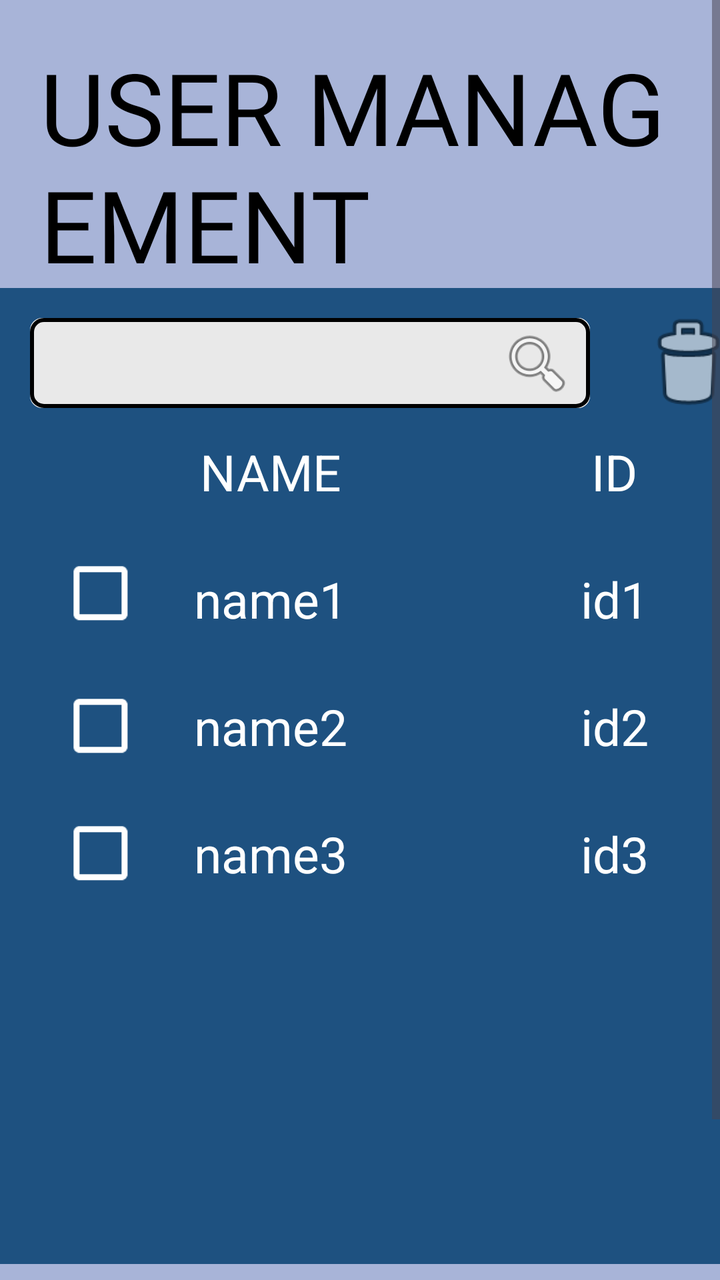
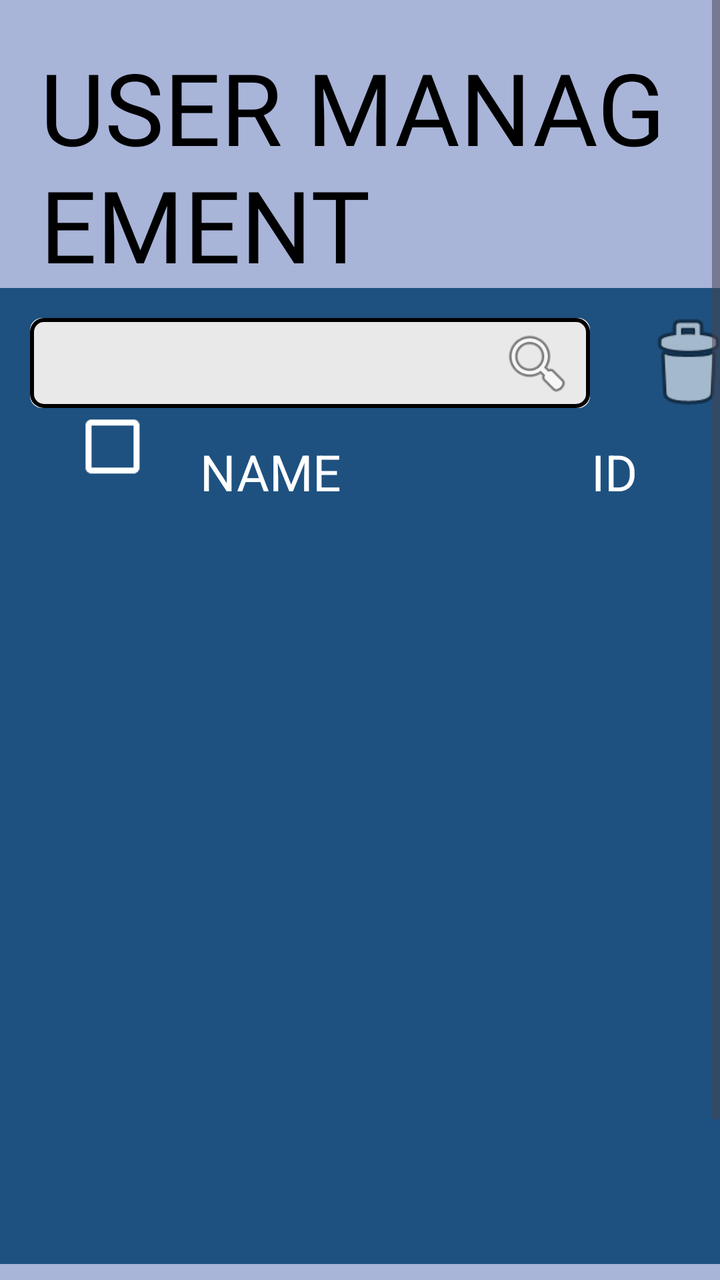

Screens rendered from an Android XML layout before and after an edit, with the pre-edit source and the edit as a unified diff.
<!-- AndroidManifest.xml: application theme Theme.FinalsApplication -->
<!-- res/layout/user_management.xml -->
<?xml version="1.0" encoding="utf-8"?>
<RelativeLayout xmlns:android="http://schemas.android.com/apk/res/android"
    android:layout_width="match_parent"
    android:layout_height="match_parent"
    xmlns:tools="http://schemas.android.com/tools"
    xmlns:app="http://schemas.android.com/apk/res-auto"
    android:background="#1e5180">

    <ScrollView
        android:layout_width="409dp"
        android:layout_height="729dp"
        tools:layout_editor_absoluteX="1dp"
        tools:layout_editor_absoluteY="1dp">

        <LinearLayout
            android:layout_width="match_parent"
            android:layout_height="wrap_content"
            android:orientation="vertical">

            <LinearLayout
                android:layout_width="match_parent"
                android:layout_height="144dp"
                android:background="#a8b4d8"
                android:orientation="vertical">

                <TextView
                    android:id="@+id/mainLabel1"
                    android:layout_width="wrap_content"
                    android:layout_height="wrap_content"
                    android:layout_marginStart="20dp"
                    android:layout_marginTop="20dp"
                    android:fontFamily="@font/roboto_black"
                    android:text="USER MANAGEMENT"
                    android:textColor="@color/black"
                    android:textSize="50sp" />

            </LinearLayout>

            <androidx.constraintlayout.widget.ConstraintLayout
                android:layout_width="match_parent"
                android:layout_height="488dp">

                <EditText
                    android:id="@+id/searchBar"
                    android:layout_width="280dp"
                    android:layout_height="45dp"
                    android:layout_marginStart="15dp"
                    android:layout_marginTop="15dp"
                    android:background="@drawable/square_button_colored_border"
                    android:ems="10"
                    android:inputType="number"
                    android:paddingBottom="20dp"
                    app:layout_constraintStart_toStartOf="parent"
                    app:layout_constraintTop_toTopOf="parent" />

                <TextView
                    android:id="@+id/idLabel"
                    android:layout_width="wrap_content"
                    android:layout_height="wrap_content"
                    android:layout_marginStart="125dp"
                    android:text="ID"
                    android:textColor="@color/white"
                    android:textSize="25sp"
                    app:layout_constraintStart_toEndOf="@+id/nameLabel"
                    app:layout_constraintTop_toTopOf="@+id/nameLabel" />

                <TextView
                    android:id="@+id/nameLabel"
                    android:layout_width="wrap_content"
                    android:layout_height="wrap_content"
                    android:layout_marginStart="100dp"
                    android:layout_marginTop="15dp"
                    android:text="NAME"
                    android:textColor="@color/white"
                    android:textSize="25sp"
                    app:layout_constraintStart_toStartOf="parent"
                    app:layout_constraintTop_toBottomOf="@+id/searchBar" />

                <TextView
                    android:id="@+id/name1"
                    android:layout_width="wrap_content"
                    android:layout_height="wrap_content"
                    android:layout_marginTop="30dp"
                    android:text="name1"
                    android:textColor="@color/white"
                    android:textSize="25sp"
                    app:layout_constraintEnd_toEndOf="@+id/nameLabel"
                    app:layout_constraintStart_toStartOf="@+id/nameLabel"
                    app:layout_constraintTop_toBottomOf="@+id/nameLabel" />

                <TextView
                    android:id="@+id/id1"
                    android:layout_width="wrap_content"
                    android:layout_height="wrap_content"
                    android:text="id1"
                    android:textColor="@color/white"
                    android:textSize="25sp"
                    app:layout_constraintEnd_toEndOf="@+id/idLabel"
                    app:layout_constraintStart_toStartOf="@+id/idLabel"
                    app:layout_constraintTop_toTopOf="@+id/name1" />

                <TextView
                    android:id="@+id/name2"
                    android:layout_width="wrap_content"
                    android:layout_height="wrap_content"
                    android:layout_marginTop="30dp"
                    android:text="name2"
                    android:textColor="@color/white"
                    android:textSize="25sp"
                    app:layout_constraintEnd_toEndOf="@+id/name1"
                    app:layout_constraintHorizontal_bias="1.0"
                    app:layout_constraintStart_toStartOf="@+id/name1"
                    app:layout_constraintTop_toBottomOf="@+id/name1" />

                <TextView
                    android:id="@+id/id2"
                    android:layout_width="wrap_content"
                    android:layout_height="wrap_content"
                    android:text="id2"
                    android:textColor="@color/white"
                    android:textSize="25sp"
                    app:layout_constraintEnd_toEndOf="@+id/id1"
                    app:layout_constraintStart_toStartOf="@+id/id1"
                    app:layout_constraintTop_toTopOf="@+id/name2" />

                <TextView
                    android:id="@+id/name3"
                    android:layout_width="wrap_content"
                    android:layout_height="wrap_content"
                    android:layout_marginTop="30dp"
                    android:text="name3"
                    android:textColor="@color/white"
                    android:textSize="25sp"
                    app:layout_constraintEnd_toEndOf="@+id/name2"
                    app:layout_constraintStart_toStartOf="@+id/name2"
                    app:layout_constraintTop_toBottomOf="@+id/name2" />

                <TextView
                    android:id="@+id/id3"
                    android:layout_width="wrap_content"
                    android:layout_height="wrap_content"
                    android:text="id3"
                    android:textColor="@color/white"
                    android:textSize="25sp"
                    app:layout_constraintEnd_toEndOf="@+id/id2"
                    app:layout_constraintStart_toStartOf="@+id/id2"
                    app:layout_constraintTop_toTopOf="@+id/name3" />

                <ImageButton
                    android:id="@+id/deleteButton"
                    android:layout_width="58dp"
                    android:layout_height="55dp"
                    android:layout_marginStart="20dp"
                    android:layout_marginTop="-5dp"
                    android:background="?android:attr/selectableItemBackground"
                    android:scaleType="fitCenter"
                    app:layout_constraintStart_toEndOf="@+id/searchBar"
                    app:layout_constraintTop_toTopOf="@+id/searchBar"
                    app:srcCompat="@android:drawable/ic_menu_delete" />

                <CheckBox
                    android:id="@+id/checkBox1"
                    android:layout_width="41dp"
                    android:layout_height="39dp"
                    android:layout_marginStart="30dp"
                    android:buttonTint="@color/white"
                    android:checked="false"
                    android:scaleX="1.5"
                    android:scaleY="1.5"
                    app:layout_constraintBottom_toBottomOf="@+id/name1"
                    app:layout_constraintStart_toStartOf="parent"
                    app:layout_constraintTop_toTopOf="@+id/name1"
                    app:layout_constraintVertical_bias="1.0" />

                <CheckBox
                    android:id="@+id/checkBox5"
                    android:layout_width="41dp"
                    android:layout_height="39dp"
                    android:layout_marginStart="30dp"
                    android:buttonTint="@color/white"
                    android:checked="false"
                    android:scaleX="1.5"
                    android:scaleY="1.5"
                    app:layout_constraintBottom_toBottomOf="@+id/name2"
                    app:layout_constraintStart_toStartOf="parent"
                    app:layout_constraintTop_toTopOf="@+id/name2" />

                <CheckBox
                    android:id="@+id/checkBox6"
                    android:layout_width="41dp"
                    android:layout_height="39dp"
                    android:layout_marginStart="30dp"
                    android:buttonTint="@color/white"
                    android:checked="false"
                    android:scaleX="1.5"
                    android:scaleY="1.5"
                    app:layout_constraintBottom_toBottomOf="@+id/name3"
                    app:layout_constraintStart_toStartOf="parent"
                    app:layout_constraintTop_toTopOf="@+id/name3" />

                <ImageButton
                    android:id="@+id/seachButton"
                    android:layout_width="43dp"
                    android:layout_height="38dp"
                    android:layout_marginEnd="5dp"
                    android:background="?android:attr/selectableItemBackground"
                    android:scaleType="fitCenter"
                    app:layout_constraintBottom_toBottomOf="@+id/searchBar"
                    app:layout_constraintEnd_toEndOf="@+id/searchBar"
                    app:layout_constraintTop_toTopOf="@+id/searchBar"
                    app:srcCompat="@android:drawable/ic_menu_search" />

            </androidx.constraintlayout.widget.ConstraintLayout>

            <LinearLayout
                android:layout_width="match_parent"
                android:layout_height="100dip"
                android:layout_alignParentBottom="true"
                android:background="#a8b4d8">

                <ImageButton
                    android:id="@+id/backButton"
                    android:layout_width="76dp"
                    android:layout_height="wrap_content"
                    android:layout_marginStart="20dp"
                    android:layout_marginTop="20dp"
                    android:layout_marginBottom="20dp"
                    android:background="?android:attr/selectableItemBackground"
                    android:scaleType="fitCenter"
                    android:src="@drawable/arrowleft" />

                <ImageButton
                    android:id="@+id/addButton"
                    android:layout_width="72dp"
                    android:layout_height="73dp"
                    android:layout_marginStart="200dp"
                    android:layout_marginTop="16dp"
                    android:background="?android:attr/selectableItemBackground"
                    android:scaleType="fitCenter"
                    app:srcCompat="@drawable/add_button" />


            </LinearLayout>

        </LinearLayout>
    </ScrollView>
</RelativeLayout>
<!-- resources referenced by this layout -->
<resources>
  <color name="black">#000000</color>
  <color name="white">#FFFFFFFF</color>
  <!-- drawable add_button: png bitmap (drawable, 4660 bytes) -->
  <!-- drawable arrowleft: png bitmap (drawable, 16559 bytes) -->
  <!-- drawable square_button_colored_border (drawable) -->
  <?xml version="1.0" encoding="utf-8"?>
  <layer-list xmlns:android="http://schemas.android.com/apk/res/android">
  
      <item>
          <shape>
              <corners android:radius="6dp" />
              <solid android:color="#e9e9e9" />
          </shape>
      </item>
  
      <item
          android:left="34dp">
  
          <shape>
              <solid android:color="#e9e9e9" />
              <corners android:radius="6dp"
                  android:topRightRadius="6dp"
                  android:topLeftRadius="5dp"
                  android:bottomRightRadius="6dp"
                  android:bottomLeftRadius="0dp"/>
          </shape>
      </item>
      <item>
          <shape>
              
              <corners android:radius="6dp" />
              <solid android:color="@android:color/transparent" />
              <stroke
                  android:width="2dp"
                  android:color="#000000" />
          </shape>
      </item>
  </layer-list>
  <style name="Theme.FinalsApplication" parent="Base.Theme.FinalsApplication" />
  <style name="Base.Theme.FinalsApplication" parent="Theme.Material3.DayNight.NoActionBar">
          
          
      </style>
</resources>

<!-- the commit's change to res/layout/user_management.xml (unified diff, before → after) -->
@@ -76,76 +76,6 @@
                     app:layout_constraintStart_toStartOf="parent"
                     app:layout_constraintTop_toBottomOf="@+id/searchBar" />
 
-                <TextView
-                    android:id="@+id/name1"
-                    android:layout_width="wrap_content"
-                    android:layout_height="wrap_content"
-                    android:layout_marginTop="30dp"
-                    android:text="name1"
-                    android:textColor="@color/white"
-                    android:textSize="25sp"
-                    app:layout_constraintEnd_toEndOf="@+id/nameLabel"
-                    app:layout_constraintStart_toStartOf="@+id/nameLabel"
-                    app:layout_constraintTop_toBottomOf="@+id/nameLabel" />
-
-                <TextView
-                    android:id="@+id/id1"
-                    android:layout_width="wrap_content"
-                    android:layout_height="wrap_content"
-                    android:text="id1"
-                    android:textColor="@color/white"
-                    android:textSize="25sp"
-                    app:layout_constraintEnd_toEndOf="@+id/idLabel"
-                    app:layout_constraintStart_toStartOf="@+id/idLabel"
-                    app:layout_constraintTop_toTopOf="@+id/name1" />
-
-                <TextView
-                    android:id="@+id/name2"
-                    android:layout_width="wrap_content"
-                    android:layout_height="wrap_content"
-                    android:layout_marginTop="30dp"
-                    android:text="name2"
-                    android:textColor="@color/white"
-                    android:textSize="25sp"
-                    app:layout_constraintEnd_toEndOf="@+id/name1"
-                    app:layout_constraintHorizontal_bias="1.0"
-                    app:layout_constraintStart_toStartOf="@+id/name1"
-                    app:layout_constraintTop_toBottomOf="@+id/name1" />
-
-                <TextView
-                    android:id="@+id/id2"
-                    android:layout_width="wrap_content"
-                    android:layout_height="wrap_content"
-                    android:text="id2"
-                    android:textColor="@color/white"
-                    android:textSize="25sp"
-                    app:layout_constraintEnd_toEndOf="@+id/id1"
-                    app:layout_constraintStart_toStartOf="@+id/id1"
-                    app:layout_constraintTop_toTopOf="@+id/name2" />
-
-                <TextView
-                    android:id="@+id/name3"
-                    android:layout_width="wrap_content"
-                    android:layout_height="wrap_content"
-                    android:layout_marginTop="30dp"
-                    android:text="name3"
-                    android:textColor="@color/white"
-                    android:textSize="25sp"
-                    app:layout_constraintEnd_toEndOf="@+id/name2"
-                    app:layout_constraintStart_toStartOf="@+id/name2"
-                    app:layout_constraintTop_toBottomOf="@+id/name2" />
-
-                <TextView
-                    android:id="@+id/id3"
-                    android:layout_width="wrap_content"
-                    android:layout_height="wrap_content"
-                    android:text="id3"
-                    android:textColor="@color/white"
-                    android:textSize="25sp"
-                    app:layout_constraintEnd_toEndOf="@+id/id2"
-                    app:layout_constraintStart_toStartOf="@+id/id2"
-                    app:layout_constraintTop_toTopOf="@+id/name3" />
-
                 <ImageButton
                     android:id="@+id/deleteButton"
                     android:layout_width="58dp"
@@ -159,44 +89,16 @@
                     app:srcCompat="@android:drawable/ic_menu_delete" />
 
                 <CheckBox
-                    android:id="@+id/checkBox1"
+                    android:id="@+id/checkBox6"
                     android:layout_width="41dp"
                     android:layout_height="39dp"
-                    android:layout_marginStart="30dp"
+                    android:layout_marginStart="36dp"
                     android:buttonTint="@color/white"
                     android:checked="false"
                     android:scaleX="1.5"
                     android:scaleY="1.5"
-                    app:layout_constraintBottom_toBottomOf="@+id/name1"
                     app:layout_constraintStart_toStartOf="parent"
-                    app:layout_constraintTop_toTopOf="@+id/name1"
-                    app:layout_constraintVertical_bias="1.0" />
-
-                <CheckBox
-                    android:id="@+id/checkBox5"
-                    android:layout_width="41dp"
-                    android:layout_height="39dp"
-                    android:layout_marginStart="30dp"
-                    android:buttonTint="@color/white"
-                    android:checked="false"
-                    android:scaleX="1.5"
-                    android:scaleY="1.5"
-                    app:layout_constraintBottom_toBottomOf="@+id/name2"
-                    app:layout_constraintStart_toStartOf="parent"
-                    app:layout_constraintTop_toTopOf="@+id/name2" />
-
-                <CheckBox
-                    android:id="@+id/checkBox6"
-                    android:layout_width="41dp"
-                    android:layout_height="39dp"
-                    android:layout_marginStart="30dp"
-                    android:buttonTint="@color/white"
-                    android:checked="false"
-                    android:scaleX="1.5"
-                    android:scaleY="1.5"
-                    app:layout_constraintBottom_toBottomOf="@+id/name3"
-                    app:layout_constraintStart_toStartOf="parent"
-                    app:layout_constraintTop_toTopOf="@+id/name3" />
+                    app:layout_constraintTop_toBottomOf="@+id/searchBar" />
 
                 <ImageButton
                     android:id="@+id/seachButton"
@@ -209,6 +111,16 @@
                     app:layout_constraintEnd_toEndOf="@+id/searchBar"
                     app:layout_constraintTop_toTopOf="@+id/searchBar"
                     app:srcCompat="@android:drawable/ic_menu_search" />
+
+                <ListView
+                    android:id="@+id/list"
+                    android:layout_width="match_parent"
+                    android:layout_height="376dp"
+                    android:layout_marginStart="4dp"
+                    android:layout_marginTop="15dp"
+                    android:textColor="@color/white"
+                    app:layout_constraintStart_toStartOf="parent"
+                    app:layout_constraintTop_toBottomOf="@+id/nameLabel" />
 
             </androidx.constraintlayout.widget.ConstraintLayout>
 
